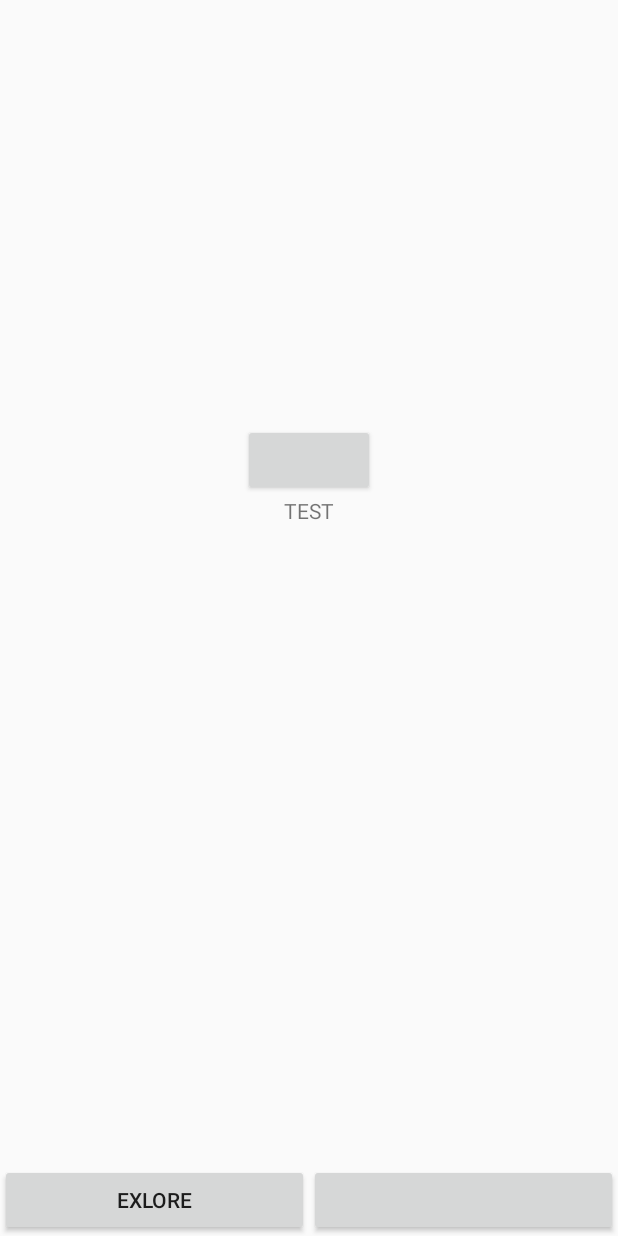
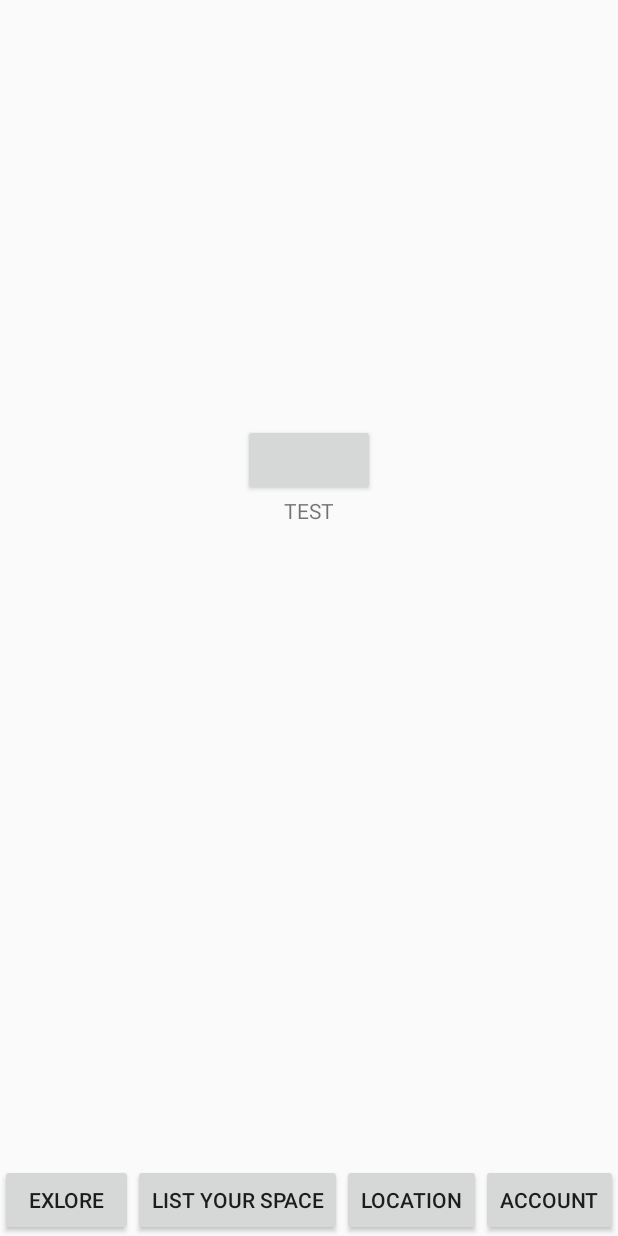
Before and after one commit to BeoBeo98/WannaHouse, an Android app: the screen it shows after launch (MainActivity), on a phone screen of 412 x 824 dp. Run offline under Robolectric (Android 15) with nearby library versions, the phone set to English and light mode, and no system bars; our stand-ins replace CircleImageView, Firebase (no records; nobody signed in at launch, a user with empty details on screens opened directly), Picasso; libraries missing offline, so code that uses them is left out: com.facebook, com.facebook.login; plain views replace LoginButton; pictures from the network do not load; 5 statements that could not run were skipped.

```diff
--- a/app/src/main/AndroidManifest.xml
+++ b/app/src/main/AndroidManifest.xml
@@ -44,6 +44,7 @@
         <activity android:name=".ExploreActivity"></activity>
         <activity android:name=".HouseDetailsActivity"></activity>
         <activity android:name=".ImageDetailActivity"></activity>
+        <activity android:name=".ListYourSpaceActivity"></activity>
     </application>
 
 </manifest>
--- a/app/src/main/java/com/example/wannahouse/MainActivity.java
+++ b/app/src/main/java/com/example/wannahouse/MainActivity.java
@@ -101,6 +101,15 @@ public class MainActivity extends AppCompatActivity {
             }
         });
 
+        Button listYourSpace = findViewById(R.id.listYourSpace);
+        listYourSpace.setOnClickListener(new View.OnClickListener() {
+            @Override
+            public void onClick(View v) {
+                Intent intent = new Intent(MainActivity.this,ListYourSpaceActivity.class);
+                startActivity(intent);
+            }
+        });
+
         inputDatFromDatabase();
     }
 
--- a/app/src/main/res/layout/activity_main.xml
+++ b/app/src/main/res/layout/activity_main.xml
@@ -67,6 +67,18 @@
             android:layout_width="wrap_content"
             android:layout_height="match_parent"/>
         <Button
+            android:id="@+id/listYourSpace"
+            android:text="List your space"
+            android:layout_weight="1"
+            android:layout_width="wrap_content"
+            android:layout_height="wrap_content"/>
+        <Button
+            android:text="location"
+            android:layout_weight="1"
+            android:layout_width="wrap_content"
+            android:layout_height="wrap_content"/>
+        <Button
+            android:text="Account"
             android:layout_weight="1"
             android:layout_width="wrap_content"
             android:layout_height="wrap_content"/>
--- a/app/src/main/res/values/styles.xml
+++ b/app/src/main/res/values/styles.xml
@@ -5,7 +5,7 @@
         <!-- Customize your theme here. -->
         <item name="colorPrimary">@color/colorPrimary</item>
         <item name="colorPrimaryDark">@color/colorAccent</item>
-        <item name="colorAccent">@color/colorAccent</item>
+        <item name="colorAccent">@color/com_facebook_blue</item>
     </style>
 
 </resources>
```
Also changed, not shown: app/src/main/java/com/example/wannahouse/HouseDetailsActivity.java (+7 -7 lines), app/src/main/res/layout/explore_activity.xml (+17 -0 lines).
